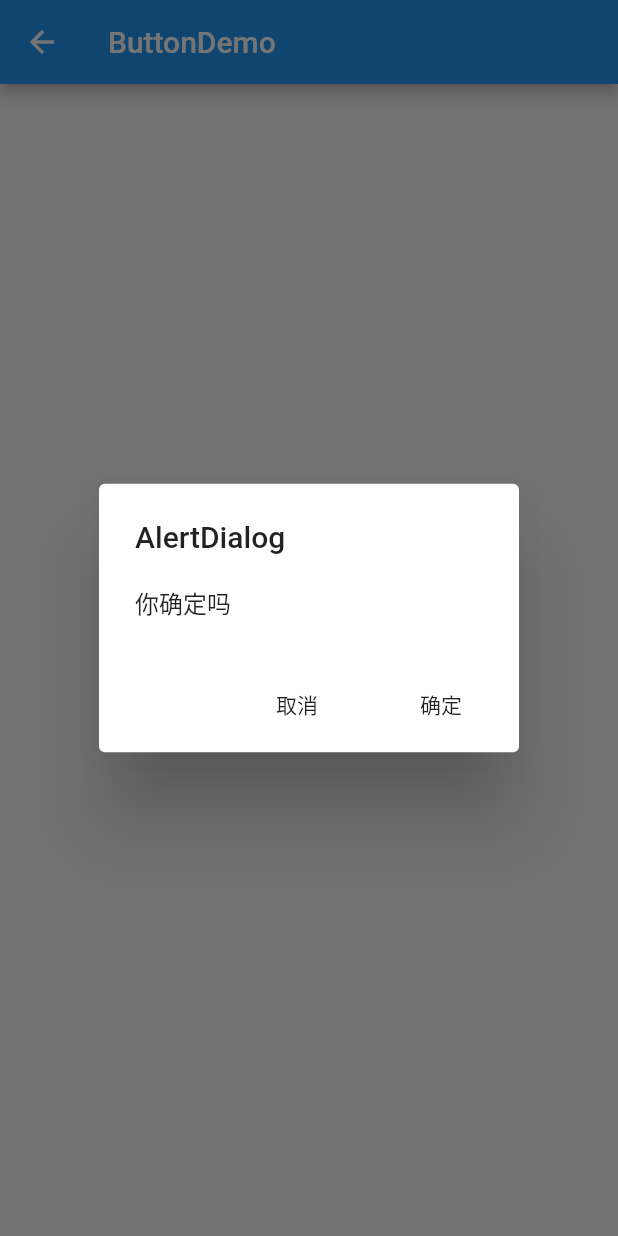
After one commit to chsmy/my_flutter, a Flutter app: the AlertDialogDemo screen opened directly, after a tap on "弹窗吧", on a phone screen of 412 x 824 dp. The commit adds this screen. Run offline on Flutter 3.47's test engine with Material 2 defaults, Android fonts, the phone set to English and light mode, and no system bars.

Commit message:
router and form

```diff
--- /dev/null
+++ b/lib/demo/alert_dialog_demo.dart
@@ -0,0 +1,84 @@
+import 'package:flutter/material.dart';
+import 'dart:async';
+class AlertDialogDemo extends StatefulWidget {
+  @override
+  _AlertDialogDemoState createState() => _AlertDialogDemoState();
+}
+
+enum Option{
+  OK,CANCEL
+}
+
+class _AlertDialogDemoState extends State<AlertDialogDemo> {
+
+  var selected = '';
+
+  @override
+  Widget build(BuildContext context) {
+    return Scaffold(
+      appBar: AppBar(
+        title: Text('ButtonDemo'),
+      ),
+      body: Container(
+        padding: EdgeInsets.all(16.0),
+        child: Column(
+          mainAxisAlignment: MainAxisAlignment.center,
+          children: <Widget>[
+            Text("选择了$selected"),
+
+            SizedBox(height: 20,),
+            Row(
+              mainAxisAlignment: MainAxisAlignment.center,
+              children: <Widget>[
+                RaisedButton(
+                  onPressed: _showAlertDialog,
+                  child: Text('弹窗吧'),
+                )
+              ],
+            )
+          ],
+        ),
+      ),
+    );
+  }
+
+  Future _showAlertDialog() async{
+    final option = await showDialog(
+      context: context,
+      //点击周围不消失
+      barrierDismissible: false,
+      builder: (context){
+        return AlertDialog(
+          title: Text('AlertDialog'),
+          content: Text('你确定吗'),
+          actions: <Widget>[
+            FlatButton(
+              child: Text('取消'),
+              onPressed: (){
+               Navigator.pop(context,Option.CANCEL);
+              },
+            ),
+            FlatButton(
+              child: Text('确定'),
+              onPressed: (){
+                Navigator.pop(context,Option.OK);
+              },
+            ),
+          ],
+        );
+      }
+    );
+    switch(option){
+      case Option.CANCEL:
+        setState(() {
+          selected = 'cancel';
+        });
+        break;
+      case Option.OK:
+        setState(() {
+          selected = 'ok';
+        });
+        break;
+    }
+  }
+}
--- a/pubspec.yaml
+++ b/pubspec.yaml
@@ -19,7 +19,8 @@ environment:
 dependencies:
   flutter:
     sdk: flutter
-
+    # https://pub.dev/packages/intl
+  intl: 0.16.0
   # The following adds the Cupertino Icons font to your application.
   # Use with the CupertinoIcons class for iOS style icons.
   cupertino_icons: ^0.1.2
```
Also changed, not shown: lib/demo/bottom_sheet_demo.dart (added, +93 -0 lines), lib/demo/datetime_demo.dart (added, +76 -0 lines), lib/demo/dialog_demo.dart (added, +84 -0 lines), lib/demo/material_components.dart (+8 -0 lines), pubspec.lock.
